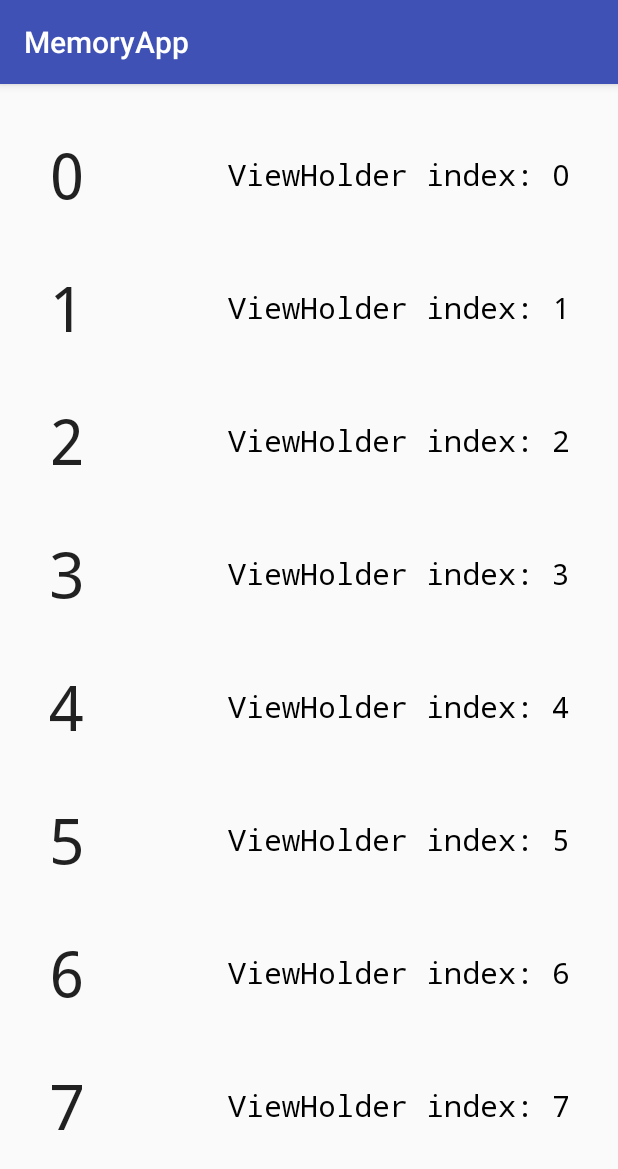
After one commit to LucianEpure/AndroidApp, an Android app: the ListMemories screen opened directly, with no data from a screen before it, on a phone screen of 412 x 824 dp. The commit adds this screen. Shown: the top 1169 px of the screen. Run offline under Robolectric (Android 15) with nearby library versions, the phone set to English and light mode, and no system bars; 1 statement that could not run was skipped.

Commit message:
Recycle Viewer with no list (no db connection)

```diff
--- a/app/build.gradle
+++ b/app/build.gradle
@@ -25,4 +25,6 @@ dependencies {
     testImplementation 'junit:junit:4.12'
     androidTestImplementation 'com.android.support.test:runner:1.0.1'
     androidTestImplementation 'com.android.support.test.espresso:espresso-core:3.0.1'
+    compile 'com.android.support:recyclerview-v7:26.1.0'
+
 }
--- a/app/src/main/AndroidManifest.xml
+++ b/app/src/main/AndroidManifest.xml
@@ -17,8 +17,10 @@
             </intent-filter>
         </activity>
         <activity android:name=".MomentSetup" />
-        <activity android:name=".FriendSetup"></activity>
-        <activity android:name=".PhotoSel"></activity>
+        <activity android:name=".FriendSetup" />
+        <activity android:name=".PhotoSel" />
+        <activity android:name=".ListMemories" />
+        <activity android:name=".OneMemoryDisplay"></activity>
     </application>
 
 </manifest>
--- /dev/null
+++ b/app/src/main/java/com/example/android/memoryapp/ListMemories.java
@@ -0,0 +1,69 @@
+package com.example.android.memoryapp;
+
+import android.content.Intent;
+import android.os.Bundle;
+import android.support.v7.app.AppCompatActivity;
+import android.support.v7.widget.LinearLayoutManager;
+import android.support.v7.widget.RecyclerView;
+import android.view.Menu;
+import android.view.MenuItem;
+import android.widget.Toast;
+import com.example.android.memoryapp.recyclePackage.ListItemClickListener;
+import com.example.android.memoryapp.recyclePackage.GreenAdapter;
+
+
+public class  ListMemories extends AppCompatActivity
+        implements ListItemClickListener {
+
+    private static final int NUM_LIST_ITEMS = 100;
+
+    private GreenAdapter myAdapter;
+    private RecyclerView myNumbersList;
+
+    private Toast myToast; // for quick clicks
+    private Intent displayMemIntent;
+
+    @Override
+    protected void onCreate(Bundle savedInstanceState) {
+        super.onCreate(savedInstanceState);
+        setContentView(R.layout.activity_list_memories);
+        myNumbersList = (RecyclerView) findViewById(R.id.rv_numbers);
+
+
+        LinearLayoutManager layoutManager = new LinearLayoutManager(this);
+        myNumbersList.setLayoutManager(layoutManager);
+
+        myAdapter = new GreenAdapter(NUM_LIST_ITEMS, this);
+        myNumbersList.setAdapter(myAdapter);
+    }
+
+    @Override
+    public boolean onCreateOptionsMenu(Menu menu) {
+        getMenuInflater().inflate(R.menu.main, menu);
+        return true;
+    }
+
+    @Override
+    public boolean onOptionsItemSelected(MenuItem item) {
+
+        int itemId = item.getItemId();
+
+        switch (itemId) {
+            case R.id.action_refresh:
+                // COMPLETED (14) Pass in this as the ListItemClickListener to the GreenAdapter constructor
+                myAdapter = new GreenAdapter(NUM_LIST_ITEMS, this);
+                myNumbersList.setAdapter(myAdapter);
+                return true;
+        }
+
+        return super.onOptionsItemSelected(item);
+    }
+
+
+    @Override
+    public void onListItemClick(int clickedItemIndex) {
+        displayMemIntent = new Intent(ListMemories.this, OneMemoryDisplay.class);
+        displayMemIntent.putExtra("mesage", "In the database you should retrieve object "+ clickedItemIndex);
+        startActivity(displayMemIntent);
+    }
+}
--- /dev/null
+++ b/app/src/main/java/com/example/android/memoryapp/recyclePackage/GreenAdapter.java
@@ -0,0 +1,140 @@
+package com.example.android.memoryapp.recyclePackage;
+
+import com.example.android.memoryapp.R;
+import android.content.Context;
+import android.support.v7.widget.RecyclerView;
+import android.util.Log;
+import android.view.LayoutInflater;
+import android.view.View;
+import android.view.View.OnClickListener;
+import android.view.ViewGroup;
+import android.widget.TextView;
+import com.example.android.memoryapp.recyclePackage.ListItemClickListener;
+
+public class GreenAdapter extends RecyclerView.Adapter<GreenAdapter.NumberViewHolder> {
+
+    private static final String TAG = GreenAdapter.class.getSimpleName();
+    final private ListItemClickListener mOnClickListener;
+    private static int viewHolderCount;
+
+    private int mNumberItems;
+
+
+    // COMPLETED (4) Add a ListItemClickListener as a parameter to the constructor and store it in mOnClickListener
+    /**
+     * Constructor for GreenAdapter that accepts a number of items to display and the specification
+     * for the ListItemClickListener.
+     *
+     * @param numberOfItems Number of items to display in list
+     * @param listener Listener for list item clicks
+     */
+    public GreenAdapter(int numberOfItems, ListItemClickListener listener) {
+        mNumberItems = numberOfItems;
+        mOnClickListener = listener;
+        viewHolderCount = 0;
+    }
+
+    /**
+     *
+     * This gets called when each new ViewHolder is created. This happens when the RecyclerView
+     * is laid out. Enough ViewHolders will be created to fill the screen and allow for scrolling.
+     *
+     * @param viewGroup The ViewGroup that these ViewHolders are contained within.
+     * @param viewType  If your RecyclerView has more than one type of item (which ours doesn't) you
+     *                  can use this viewType integer to provide a different layout.
+     * @return A new NumberViewHolder that holds the View for each list item
+     */
+    @Override
+    public NumberViewHolder onCreateViewHolder(ViewGroup viewGroup, int viewType) {
+        Context context = viewGroup.getContext();
+
+        int layoutIdForListItem = R.layout.list_item;
+        LayoutInflater inflater = LayoutInflater.from(context);
+        boolean shouldAttachToParentImmediately = false;
+
+        View view = inflater.inflate(layoutIdForListItem, viewGroup, shouldAttachToParentImmediately);
+        NumberViewHolder viewHolder = new NumberViewHolder(view);
+
+        viewHolder.viewHolderIndex.setText("ViewHolder index: " + viewHolderCount);
+
+        viewHolderCount++;
+        Log.d(TAG, "onCreateViewHolder: number of ViewHolders created: "+ viewHolderCount);
+        return viewHolder;
+    }
+
+    /**
+     * OnBindViewHolder is called by the RecyclerView to display the data at the specified
+     * position. In this method, we update the contents of the ViewHolder to display the correct
+     * indices in the list for this particular position, using the "position" argument that is conveniently
+     * passed into us.
+     *
+     * @param holder   The ViewHolder which should be updated to represent the contents of the
+     *                 item at the given position in the data set.
+     * @param position The position of the item within the adapter's data set.
+     */
+    @Override
+    public void onBindViewHolder(NumberViewHolder holder, int position) {
+        Log.d(TAG, "#" + position);
+        holder.bind(position);
+    }
+
+    /**
+     * This method simply returns the number of items to display. It is used behind the scenes
+     * to help layout our Views and for animations.
+     *
+     * @return The number of items available
+     */
+    @Override
+    public int getItemCount() {
+        return mNumberItems;
+    }
+
+
+    /**
+     * Cache of the children views for a list item.
+     */
+    class NumberViewHolder extends RecyclerView.ViewHolder
+            implements OnClickListener {
+
+        // Will display the position in the list, ie 0 through getItemCount() - 1
+        TextView listItemNumberView;
+        // Will display which ViewHolder is displaying this data
+        TextView viewHolderIndex;
+
+        /**
+         * Constructor for our ViewHolder. Within this constructor, we get a reference to our
+         * TextViews and set an onClickListener to listen for clicks. Those will be handled in the
+         * onClick method below.
+         * @param itemView The View that you inflated in
+         */
+        public NumberViewHolder(View itemView) {
+            super(itemView);
+
+            listItemNumberView = (TextView) itemView.findViewById(R.id.tv_item_number);
+            viewHolderIndex = (TextView) itemView.findViewById(R.id.tv_view_holder_instance);
+            //Call setOnClickListener on the View passed into the constructor (use 'this' as the OnClickListener)
+            itemView.setOnClickListener(this);
+        }
+
+        /**
+         * A method we wrote for convenience. This method will take an integer as input and
+         * use that integer to display the appropriate text within a list item.
+         * @param listIndex Position of the item in the list
+         */
+        void bind(int listIndex) {
+            listItemNumberView.setText(String.valueOf(listIndex));
+        }
+
+
+        // Override onClick, passing the clicked item's position (getAdapterPosition()) to mOnClickListener via its onListItemClick method
+        /**
+         * Called whenever a user clicks on an item in the list.
+         * @param v The View that was clicked
+         */
+        @Override
+        public void onClick(View v) {
+            int clickedPosition = getAdapterPosition();
+            mOnClickListener.onListItemClick(clickedPosition);
+        }
+    }
+}
--- /dev/null
+++ b/app/src/main/java/com/example/android/memoryapp/recyclePackage/ListItemClickListener.java
@@ -0,0 +1,8 @@
+package com.example.android.memoryapp.recyclePackage;
+/**
+ * The interface that receives onClick messages.
+ */
+
+public interface ListItemClickListener {
+    void onListItemClick(int clickedItemIndex);
+}
--- /dev/null
+++ b/app/src/main/res/layout/activity_list_memories.xml
@@ -0,0 +1,18 @@
+<?xml version="1.0" encoding="utf-8"?>
+<FrameLayout xmlns:android="http://schemas.android.com/apk/res/android"
+    xmlns:tools="http://schemas.android.com/tools"
+    android:layout_width="match_parent"
+    android:layout_height="wrap_content"
+    android:padding="16dp">
+
+    <FrameLayout
+        xmlns:android="http://schemas.android.com/apk/res/android"
+        android:layout_width="match_parent"
+        android:layout_height="match_parent">
+
+        <android.support.v7.widget.RecyclerView
+            android:id="@+id/rv_numbers"
+            android:layout_width="match_parent"
+            android:layout_height="match_parent"/>
+    </FrameLayout>
+</FrameLayout>
--- a/app/src/main/res/layout/activity_main.xml
+++ b/app/src/main/res/layout/activity_main.xml
@@ -19,14 +19,14 @@
         app:layout_constraintTop_toTopOf="parent" />
 
     <Button
-        android:id="@+id/showMemory"
+        android:id="@+id/showMemories"
         android:layout_width="162dp"
         android:layout_height="wrap_content"
         android:layout_marginBottom="72dp"
         android:layout_marginEnd="8dp"
         android:layout_marginStart="8dp"
         android:layout_marginTop="8dp"
-        android:text="Show Memory"
+        android:text="Show Memories"
         app:layout_constraintBottom_toTopOf="@+id/rememberGame"
         app:layout_constraintEnd_toEndOf="parent"
         app:layout_constraintStart_toStartOf="parent"
--- /dev/null
+++ b/app/src/main/res/layout/list_item.xml
@@ -0,0 +1,28 @@
+<?xml version="1.0" encoding="utf-8"?>
+
+<FrameLayout xmlns:android="http://schemas.android.com/apk/res/android"
+    xmlns:tools="http://schemas.android.com/tools"
+    android:layout_width="match_parent"
+    android:layout_height="wrap_content"
+    android:padding="16dp">
+
+    <TextView
+        android:id="@+id/tv_item_number"
+        style="@style/TextAppearance.AppCompat.Title"
+        android:layout_width="wrap_content"
+        android:layout_height="wrap_content"
+        android:layout_gravity="center_vertical|start"
+        android:fontFamily="monospace"
+        android:textSize="42sp"
+        tools:text="#42" />
+
+    <TextView
+        android:id="@+id/tv_view_holder_instance"
+        style="@style/TextAppearance.AppCompat.Title"
+        android:layout_width="wrap_content"
+        android:layout_height="wrap_content"
+        android:layout_gravity="center_vertical|end"
+        android:fontFamily="monospace"
+        android:textColor="#000"
+        tools:text="ViewHolder instance: 7" />
+</FrameLayout>
--- /dev/null
+++ b/app/src/main/res/values/ids.xml
@@ -0,0 +1,4 @@
+<?xml version="1.0" encoding="utf-8"?>
+<resources>
+    <item name="tv_view_holder_instance" type="id" />
+</resources>
--- a/app/src/main/res/values/strings.xml
+++ b/app/src/main/res/values/strings.xml
@@ -11,4 +11,6 @@
     <string name="date">Date</string>
     <string name="description">Description</string>
     <string name="write_description">Write description</string>
+    <string name="action_reset">Reset</string>
+    <string name="up">Up</string>
 </resources>
```
Also changed, not shown: app/src/main/java/com/example/android/memoryapp/DatabaseSimu.java (added, +29 -0 lines), app/src/main/java/com/example/android/memoryapp/MainActivity.java (+14 -0 lines), app/src/main/java/com/example/android/memoryapp/OneMemoryDisplay.java (added, +25 -0 lines), app/src/main/res/layout/activity_one_memory_display.xml (added, +21 -0 lines).
